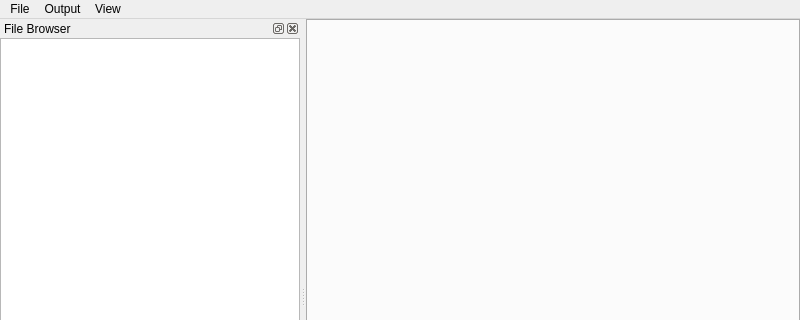
This is tools/mcrl2-gui-qt/mainwindow.ui in gijskant/mcrl2-pmc as Qt 5 draws it before an edit; both pictures show x 0 to 800 and y 0 to 320 of the 800 by 700 pixel window. The edited form follows.
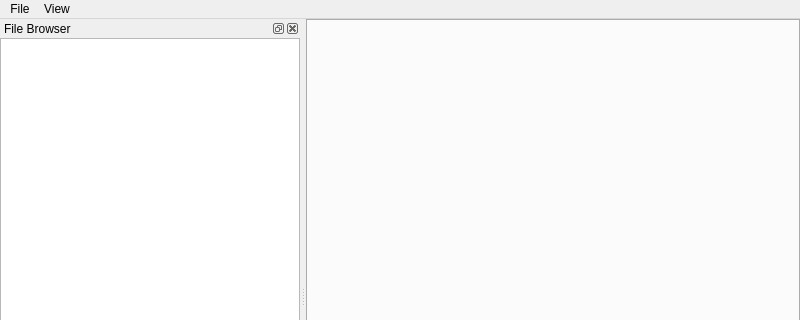
This is the edited form. Icons and pictures are not drawn. Custom widgets are drawn as their Qt base class.

Commit message: (mCRL2-gui-qt) Finished implementation.

Diff of the .ui file:
```diff
--- a/tools/mcrl2-gui-qt/mainwindow.ui
+++ b/tools/mcrl2-gui-qt/mainwindow.ui
@@ -63,16 +63,6 @@
     <addaction name="separator"/>
     <addaction name="actionExit"/>
    </widget>
-   <widget class="QMenu" name="menuEdit">
-    <property name="title">
-     <string>Output</string>
-    </property>
-    <addaction name="actionSelect_All"/>
-    <addaction name="actionCopy"/>
-    <addaction name="actionSave"/>
-    <addaction name="separator"/>
-    <addaction name="actionClear"/>
-   </widget>
    <widget class="QMenu" name="menuView">
     <property name="title">
      <string>View</string>
@@ -80,7 +70,6 @@
     <addaction name="actionReset_perspective"/>
    </widget>
    <addaction name="menuFile"/>
-   <addaction name="menuEdit"/>
    <addaction name="menuView"/>
   </widget>
   <widget class="QStatusBar" name="statusBar"/>
```
Left out of the diff: 32 changed lines with no effect on the pictures. The commit also changes 7 other files.
